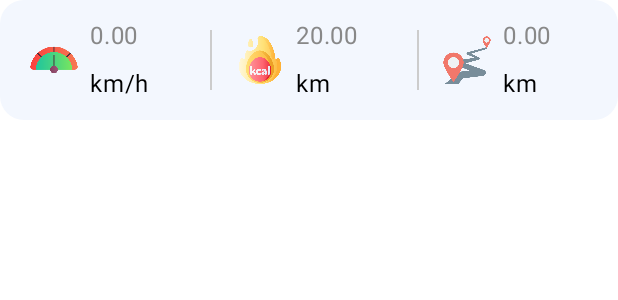
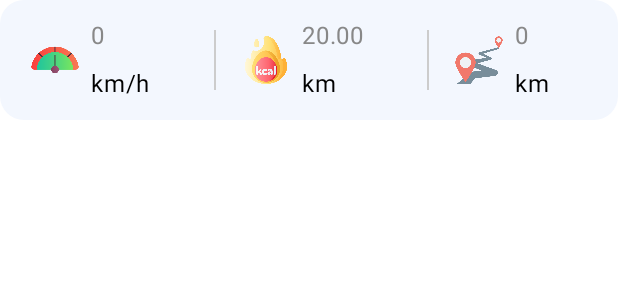
Before and after one commit to QuocNguyen99/syl_v2, an Android app built with Jetpack Compose: the @Preview function PreviewInfoRunning, on a phone screen of 412 x 824 dp. Shown: the top 300 px of the screen. Run offline under Robolectric (Android 15) with nearby library versions, the phone set to English and light mode, and no system bars; libraries missing offline, so code that uses them is left out: com.mapbox.geojson, com.mapbox.maps.

Commit message:
update big decimal

```diff
--- a/app/src/main/java/com/hqnguyen/syl_v2/data/InfoTracking.kt
+++ b/app/src/main/java/com/hqnguyen/syl_v2/data/InfoTracking.kt
@@ -1,7 +1,9 @@
 package com.hqnguyen.syl_v2.data
+
+import java.math.BigDecimal
 
 data class InfoTracking(
     var speed: Float = 0f,
     var kCal: Float = 0f,
-    var distance: Float = 0f
+    var distance: BigDecimal =  BigDecimal(0)
 )
--- a/app/src/main/java/com/hqnguyen/syl_v2/ui/page/map_record/LocationManager.kt
+++ b/app/src/main/java/com/hqnguyen/syl_v2/ui/page/map_record/LocationManager.kt
@@ -2,7 +2,6 @@ package com.hqnguyen.syl_v2.ui.page.map_record
 
 import android.annotation.SuppressLint
 import android.content.Context
-import android.location.Location
 import android.os.Looper
 import android.util.Log
 import com.google.android.gms.location.FusedLocationProviderClient
@@ -81,7 +80,7 @@ class LocationManager(
 
                         val timeDifference = System.currentTimeMillis() - preTime // Thời gian tính bằng mili giây
                         val distance = (speed * (timeDifference / 1000)) / 3600 // Kilometer
-                        Log.d(TAG, "onLocationResult: $distance")
+                        Log.d(TAG, "onLocationResult: ${distance.toBigDecimal()}")
                         preTime = System.currentTimeMillis()
                         val kCal = 1f
 
@@ -90,7 +89,7 @@ class LocationManager(
                                 InfoTracking(
                                     speed = speed.toFloat(),
                                     kCal = kCal,
-                                    distance = distance.toFloat()
+                                    distance = distance.toBigDecimal()
                                 )
                             )
                         }
--- a/app/src/main/java/com/hqnguyen/syl_v2/ui/page/map_record/MapRecordScreen.kt
+++ b/app/src/main/java/com/hqnguyen/syl_v2/ui/page/map_record/MapRecordScreen.kt
@@ -77,6 +77,7 @@ import com.mapbox.maps.plugin.gestures.gestures
 import com.mapbox.maps.plugin.locationcomponent.OnIndicatorBearingChangedListener
 import com.mapbox.maps.plugin.locationcomponent.OnIndicatorPositionChangedListener
 import com.mapbox.maps.plugin.locationcomponent.location
+import java.math.BigDecimal
 import java.text.DecimalFormat
 
 const val TAG = "MapRecordScreen"
@@ -262,7 +263,7 @@ fun IconBack(onBack: () -> Unit) {
 fun CardInfo(
     modifier: Modifier = Modifier,
     speedMeter: Float = 0f,
-    distance: Float = 0f,
+    distance: BigDecimal = BigDecimal(0),
     isRecord: Boolean = false,
     onHide: () -> Unit = {},
     onChangeRecord: () -> Unit = {}
@@ -322,7 +323,7 @@ fun CardInfo(
 @Composable
 fun InfoRunning(
     speedMeter: Float = 0f,
-    distance: Float = 0f,
+    distance: BigDecimal = BigDecimal(0),
 ) {
     Surface(
         shape = RoundedCornerShape(16.dp),
@@ -335,9 +336,9 @@ fun InfoRunning(
             verticalAlignment = Alignment.CenterVertically
         ) {
             ItemInfoRunning(
-                R.drawable.ic_speed_meter,
-                speedMeter,
-                "km/h"
+                iconId = R.drawable.ic_speed_meter,
+                number = speedMeter,
+                unit = "km/h"
             )
             Spacer(modifier = Modifier.width(8.dp))
             Box(
@@ -347,7 +348,7 @@ fun InfoRunning(
                     .background(Color.LightGray)
             )
 
-            ItemInfoRunning(R.drawable.ic_kcal, 20f, "km")
+            ItemInfoRunning(iconId = R.drawable.ic_kcal, number = 20f, unit = "km")
             Spacer(modifier = Modifier.width(8.dp))
             Box(
                 modifier = Modifier
@@ -357,9 +358,9 @@ fun InfoRunning(
             )
 
             ItemInfoRunning(
-                R.drawable.ic_distance,
-                distance,
-                "km"
+                iconId = R.drawable.ic_distance,
+                numberBigDecimal = distance,
+                unit = "km"
             )
             Spacer(modifier = Modifier.width(8.dp))
         }
@@ -367,14 +368,22 @@ fun InfoRunning(
 }
 
 @Composable
-fun ItemInfoRunning(@DrawableRes iconId: Int, number: Float, unit: String) {
+fun ItemInfoRunning(
+    @DrawableRes iconId: Int,
+    number: Float = 0f,
+    numberBigDecimal: BigDecimal = BigDecimal(0),
+    unit: String
+) {
     val decimalFormat = DecimalFormat("0.00")
     val painted = painterResource(id = iconId)
     Row(verticalAlignment = Alignment.CenterVertically) {
         Image(painter = painted, contentDescription = "", modifier = Modifier.size(32.dp))
         Spacer(modifier = Modifier.width(8.dp))
         Column {
-            Text(text = decimalFormat.format(number), color = Color.Gray)
+            Text(
+                text = if (number != 0f) decimalFormat.format(number) else numberBigDecimal.toString(),
+                color = Color.Gray
+            )
             Spacer(modifier = Modifier.height(8.dp))
             Text(text = unit, color = Color.Black)
         }
@@ -419,6 +428,6 @@ fun PreviewInfoRunning() {
 @Composable
 fun PreviewItemInfoRunning() {
     SYLTheme {
-        ItemInfoRunning(R.drawable.ic_kcal, 20f, "km")
+        ItemInfoRunning(iconId = R.drawable.ic_kcal, number = 20f, unit = "km")
     }
 }
```
